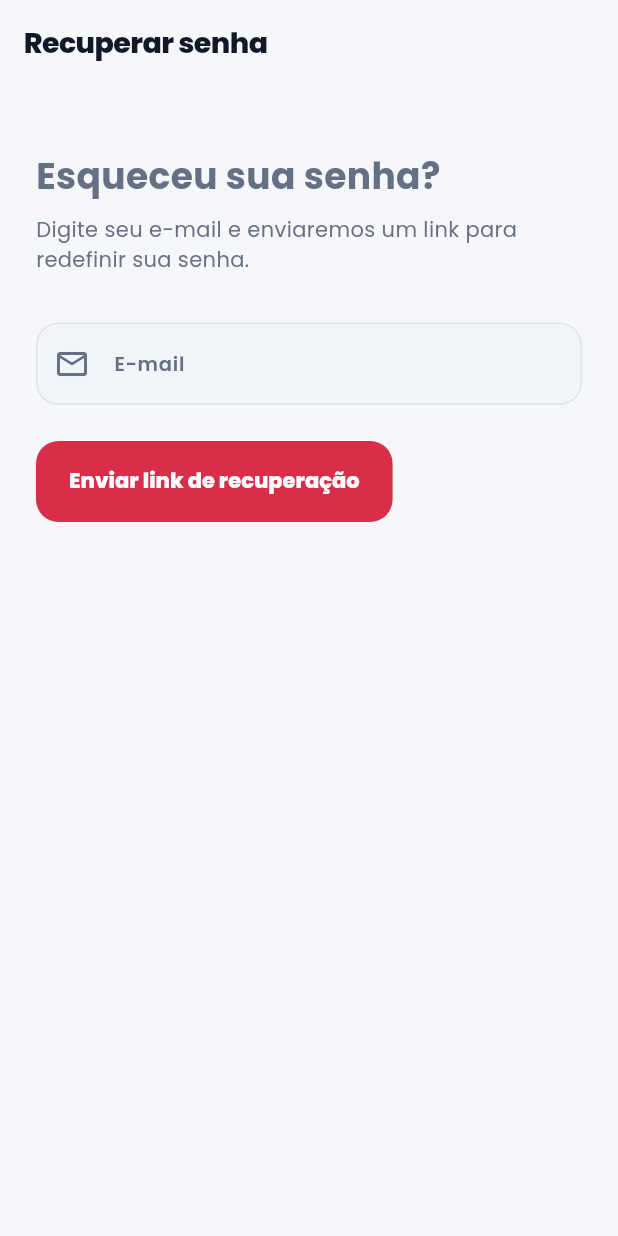
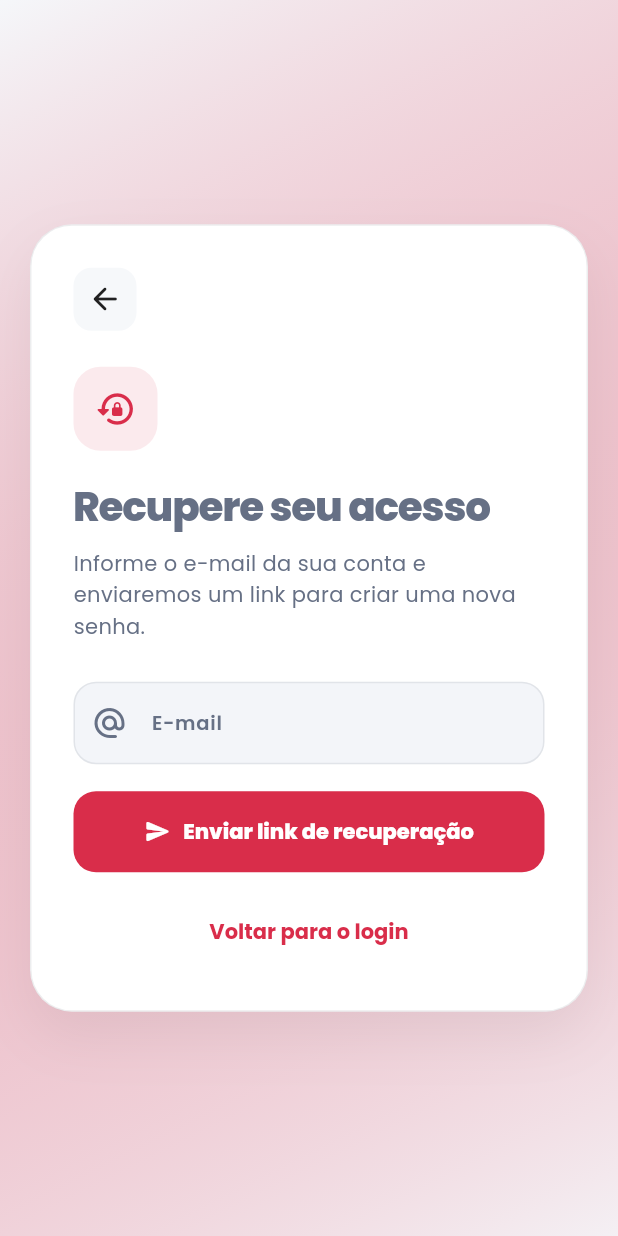
Before and after one commit to wtffmatheus/ifree-flutter, a Flutter app: the ForgotPasswordScreen screen opened by its route, on a phone screen of 412 x 824 dp. Run offline on Flutter 3.47's test engine with Material 3 defaults, Android fonts, the phone set to English and light mode, and no system bars; our stand-ins replace cloud_firestore, firebase_auth, firebase_core, flutter_riverpod, geocoding, geolocator and 5 more; accounts and stored records are empty.

Commit message:
feat: redesign password recovery flow

```diff
--- a/lib/features/auth/presentation/forgot_password_screen.dart
+++ b/lib/features/auth/presentation/forgot_password_screen.dart
@@ -1,37 +1,48 @@
 import 'package:flutter/material.dart';
 import 'package:go_router/go_router.dart';
+
 import '../data/auth_repository.dart';
-import '../../../core/theme/app_colors.dart';
 
 class ForgotPasswordScreen extends StatefulWidget {
   const ForgotPasswordScreen({super.key});
+
   @override
   State<ForgotPasswordScreen> createState() => _ForgotPasswordScreenState();
 }
 
 class _ForgotPasswordScreenState extends State<ForgotPasswordScreen> {
-  final _ctrl = TextEditingController();
+  final _controller = TextEditingController();
   final _repo = AuthRepository();
+
   bool _loading = false;
   bool _sent = false;
 
+  @override
+  void dispose() {
+    _controller.dispose();
+    super.dispose();
+  }
+
   Future<void> _send() async {
-    if (_ctrl.text.trim().isEmpty || !_ctrl.text.contains('@')) {
-      ScaffoldMessenger.of(
-        context,
-      ).showSnackBar(const SnackBar(content: Text('Digite um e-mail válido')));
+    final email = _controller.text.trim();
+
+    if (email.isEmpty || !email.contains('@')) {
+      ScaffoldMessenger.of(context).showSnackBar(
+        const SnackBar(content: Text('Digite um e-mail válido.')),
+      );
       return;
     }
+
     setState(() => _loading = true);
+
     try {
-      await _repo.sendPasswordResetEmail(_ctrl.text);
-      setState(() => _sent = true);
-    } catch (e) {
+      await _repo.sendPasswordResetEmail(email);
+      if (mounted) setState(() => _sent = true);
+    } catch (_) {
       if (mounted) {
         ScaffoldMessenger.of(context).showSnackBar(
-          SnackBar(
-            content: Text('Erro: ${e.toString()}'),
-            backgroundColor: AppColors.error,
+          const SnackBar(
+            content: Text('Não foi possível enviar o link. Tente novamente.'),
           ),
         );
       }
@@ -42,76 +53,234 @@ class _ForgotPasswordScreenState extends State<ForgotPasswordScreen> {
 
   @override
   Widget build(BuildContext context) {
+    final scheme = Theme.of(context).colorScheme;
+
     return Scaffold(
-      appBar: AppBar(title: const Text('Recuperar senha')),
-      body: Padding(
-        padding: const EdgeInsets.all(24),
+      body: Container(
+        decoration: BoxDecoration(
+          gradient: LinearGradient(
+            colors: [
+              Theme.of(context).scaffoldBackgroundColor,
+              scheme.primary.withValues(alpha: 0.035),
+            ],
+            begin: Alignment.topLeft,
+            end: Alignment.bottomRight,
+          ),
+        ),
+        child: SafeArea(
+          child: Center(
+            child: SingleChildScrollView(
+              padding: const EdgeInsets.all(20),
+              child: ConstrainedBox(
+                constraints: const BoxConstraints(maxWidth: 500),
+                child: Container(
+                  padding: const EdgeInsets.all(28),
+                  decoration: BoxDecoration(
+                    color: scheme.surface,
+                    borderRadius: BorderRadius.circular(28),
+                    border: Border.all(color: scheme.outlineVariant),
+                    boxShadow: [
+                      BoxShadow(
+                        color: Colors.black.withValues(alpha: 0.06),
+                        blurRadius: 32,
+                        offset: const Offset(0, 16),
+                      ),
+                    ],
+                  ),
+                  child: AnimatedSwitcher(
+                    duration: const Duration(milliseconds: 220),
                     child: _sent
-            ? Column(
-                mainAxisAlignment: MainAxisAlignment.center,
+                        ? _SuccessState(
+                            email: _controller.text.trim(),
+                            onBack: () => context.go('/login'),
+                          )
+                        : _RequestState(
+                            controller: _controller,
+                            loading: _loading,
+                            onSend: _send,
+                            onBack: () => context.go('/login'),
+                          ),
+                  ),
+                ),
+              ),
+            ),
+          ),
+        ),
+      ),
+    );
+  }
+}
+
+class _RequestState extends StatelessWidget {
+  final TextEditingController controller;
+  final bool loading;
+  final VoidCallback onSend;
+  final VoidCallback onBack;
+
+  const _RequestState({
+    required this.controller,
+    required this.loading,
+    required this.onSend,
+    required this.onBack,
+  });
+
+  @override
+  Widget build(BuildContext context) {
+    final scheme = Theme.of(context).colorScheme;
+
+    return Column(
+      key: const ValueKey('request'),
+      crossAxisAlignment: CrossAxisAlignment.start,
       children: [
-                  const Icon(
-                    Icons.mark_email_read_outlined,
-                    size: 72,
-                    color: AppColors.success,
+        InkWell(
+          onTap: onBack,
+          borderRadius: BorderRadius.circular(12),
+          child: Container(
+            width: 42,
+            height: 42,
+            decoration: BoxDecoration(
+              color: scheme.surfaceContainerHighest.withValues(alpha: 0.6),
+              borderRadius: BorderRadius.circular(12),
             ),
-                  const SizedBox(height: 16),
+            child: const Icon(Icons.arrow_back_rounded),
+          ),
+        ),
+        const SizedBox(height: 24),
+        Container(
+          width: 56,
+          height: 56,
+          decoration: BoxDecoration(
+            color: scheme.primary.withValues(alpha: 0.1),
+            borderRadius: BorderRadius.circular(18),
+          ),
+          child: Icon(
+            Icons.lock_reset_rounded,
+            color: scheme.primary,
+            size: 28,
+          ),
+        ),
+        const SizedBox(height: 18),
         const Text(
-                    'E-mail enviado!',
-                    style: TextStyle(fontSize: 22, fontWeight: FontWeight.w700),
+          'Recupere seu acesso',
+          style: TextStyle(
+            fontSize: 27,
+            fontWeight: FontWeight.w900,
+            letterSpacing: -0.8,
+          ),
         ),
         const SizedBox(height: 8),
         Text(
-                    'Verifique sua caixa de entrada em ${_ctrl.text}',
-                    textAlign: TextAlign.center,
-                    style: const TextStyle(color: AppColors.textSecondary),
+          'Informe o e-mail da sua conta e enviaremos um link para criar uma nova senha.',
+          style: Theme.of(context).textTheme.bodyMedium?.copyWith(
+            fontSize: 14,
+            height: 1.5,
           ),
-                  const SizedBox(height: 32),
-                  ElevatedButton(
-                    onPressed: () => context.go('/auth'),
-                    child: const Text('Voltar ao login'),
         ),
-                ],
-              )
-            : Column(
-                crossAxisAlignment: CrossAxisAlignment.start,
-                children: [
-                  const SizedBox(height: 20),
-                  const Text(
-                    'Esqueceu sua senha?',
-                    style: TextStyle(fontSize: 24, fontWeight: FontWeight.w700),
-                  ),
-                  const SizedBox(height: 8),
-                  const Text(
-                    'Digite seu e-mail e enviaremos um link para redefinir sua senha.',
-                    style: TextStyle(color: AppColors.textSecondary),
-                  ),
-                  const SizedBox(height: 32),
+        const SizedBox(height: 26),
         TextField(
-                    controller: _ctrl,
+          controller: controller,
           keyboardType: TextInputType.emailAddress,
+          textInputAction: TextInputAction.done,
+          onSubmitted: (_) => onSend(),
           decoration: const InputDecoration(
             labelText: 'E-mail',
-                      prefixIcon: Icon(Icons.email_outlined),
+            hintText: 'voce@email.com',
+            prefixIcon: Icon(Icons.alternate_email_rounded),
           ),
         ),
-                  const SizedBox(height: 24),
-                  ElevatedButton(
-                    onPressed: _loading ? null : _send,
-                    child: _loading
+        const SizedBox(height: 18),
+        SizedBox(
+          width: double.infinity,
+          child: FilledButton.icon(
+            onPressed: loading ? null : onSend,
+            icon: loading
                 ? const SizedBox(
-                            width: 22,
-                            height: 22,
+                    width: 18,
+                    height: 18,
                     child: CircularProgressIndicator(
                       strokeWidth: 2,
                       color: Colors.white,
                     ),
                   )
-                        : const Text('Enviar link de recuperação'),
+                : const Icon(Icons.send_rounded),
+            label: const Text('Enviar link de recuperação'),
+          ),
+        ),
+        const SizedBox(height: 16),
+        Center(
+          child: TextButton(
+            onPressed: loading ? null : onBack,
+            child: const Text('Voltar para o login'),
+          ),
         ),
       ],
-              ),
-      ),
     );
   }
 }
+
+class _SuccessState extends StatelessWidget {
+  final String email;
+  final VoidCallback onBack;
+
+  const _SuccessState({
+    required this.email,
+    required this.onBack,
+  });
+
+  @override
+  Widget build(BuildContext context) {
+    final scheme = Theme.of(context).colorScheme;
+
+    return Column(
+      key: const ValueKey('success'),
+      children: [
+        Container(
+          width: 72,
+          height: 72,
+          decoration: BoxDecoration(
+            color: Colors.green.withValues(alpha: 0.1),
+            borderRadius: BorderRadius.circular(22),
+          ),
+          child: const Icon(
+            Icons.mark_email_read_outlined,
+            color: Colors.green,
+            size: 34,
+          ),
+        ),
+        const SizedBox(height: 22),
+        const Text(
+          'Confira seu e-mail',
+          textAlign: TextAlign.center,
+          style: TextStyle(
+            fontSize: 27,
+            fontWeight: FontWeight.w900,
+            letterSpacing: -0.8,
+          ),
+        ),
+        const SizedBox(height: 10),
+        Text(
+          'Enviamos as instruções de recuperação para',
+          textAlign: TextAlign.center,
+          style: Theme.of(context).textTheme.bodyMedium,
+        ),
+        const SizedBox(height: 6),
+        Text(
+          email,
+          textAlign: TextAlign.center,
+          style: TextStyle(
+            color: scheme.primary,
+            fontWeight: FontWeight.w800,
+          ),
+        ),
+        const SizedBox(height: 28),
+        SizedBox(
+          width: double.infinity,
+          child: FilledButton(
+            onPressed: onBack,
+            child: const Text('Voltar para o login'),
+          ),
+        ),
+      ],
+    );
+  }
+}
```
Lines whose indentation alone changed are shown as unchanged.
